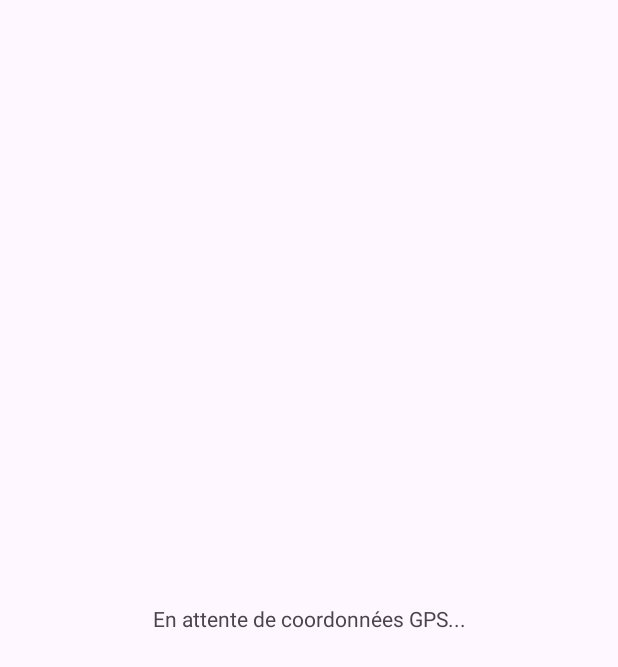
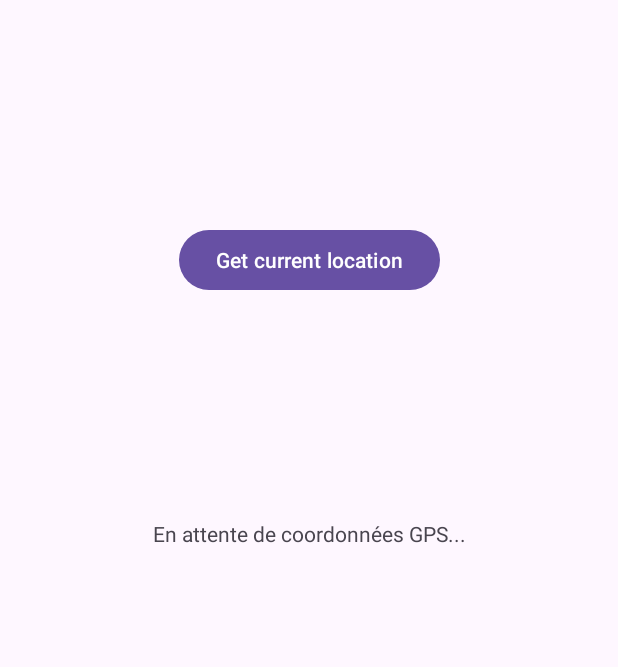
Before and after one commit to goulgoul/projet_android_studio, an Android app: the screen it shows after launch (MainActivity), on a phone screen of 412 x 824 dp. Shown: the top 667 px of the screen. Run offline under Robolectric (Android 15) with nearby library versions, the phone set to English and light mode, and no system bars.

Commit message:
coordonnées GPS ajoutées

```diff
--- a/app/build.gradle.kts
+++ b/app/build.gradle.kts
@@ -44,4 +44,7 @@ dependencies {
     testImplementation("junit:junit:4.13.2")
     androidTestImplementation("androidx.test.ext:junit:1.1.5")
     androidTestImplementation("androidx.test.espresso:espresso-core:3.5.1")
+
+    //FusedLocationProvider
+    implementation("com.google.android.gms:play-services-location:21.0.1")
 }
--- a/app/src/main/java/com/example/gzlgln/MainActivity.kt
+++ b/app/src/main/java/com/example/gzlgln/MainActivity.kt
@@ -1,11 +1,54 @@
 package com.example.gzlgln
 
+import android.content.pm.PackageManager
+import android.os.Bundle
+import android.widget.Button
+import android.widget.TextView
 import androidx.appcompat.app.AppCompatActivity
-import android.os.Bundle
+import androidx.core.app.ActivityCompat
+import com.google.android.gms.location.FusedLocationProviderClient
+import com.google.android.gms.location.LocationServices
 
-class MainActivity : AppCompatActivity() {
-    override fun onCreate(savedInstanceState: Bundle?) {
+
+class MainActivity : AppCompatActivity()
+{
+    private lateinit var fused_location_provider_client: FusedLocationProviderClient
+    private lateinit var location_text_view: TextView
+
+    override fun onCreate(savedInstanceState: Bundle?)
+    {
         super.onCreate(savedInstanceState)
         setContentView(R.layout.activity_main)
+
+        fused_location_provider_client = LocationServices.getFusedLocationProviderClient(this)
+        location_text_view = findViewById(R.id.tvLocation)
+
+        val boutonGPS = findViewById<Button>(R.id.getLocationButton)
+        boutonGPS.setOnClickListener {
+            get_location()
+        }
     }
+
+    private fun get_location()
+    { // CHECK LOCATION PERMISSION
+        if (ActivityCompat.checkSelfPermission(this, android.Manifest.permission.ACCESS_FINE_LOCATION) != PackageManager.PERMISSION_GRANTED
+            && ActivityCompat.checkSelfPermission(this, android.Manifest.permission.ACCESS_FINE_LOCATION) != PackageManager.PERMISSION_GRANTED)
+        {
+            ActivityCompat.requestPermissions(this,
+                arrayOf(android.Manifest.permission.ACCESS_FINE_LOCATION),
+                100)
+            return
+        }
+
+        //  GET AND DISPLAY LOCATION
+        val location = fused_location_provider_client.lastLocation
+        location.addOnSuccessListener {
+            if (it != null)
+            {
+                val textGPS = "Latitude : " + it.latitude.toString() + ", longitude : " + it.longitude.toString()
+                location_text_view.text = textGPS
+            }
+        }
+    }
+
 }
--- a/app/src/main/res/layout/activity_main.xml
+++ b/app/src/main/res/layout/activity_main.xml
@@ -7,13 +7,24 @@
     tools:context=".MainActivity">
 
     <TextView
-        android:id="@+id/GPS"
+        android:id="@+id/tvLocation"
         android:layout_width="wrap_content"
         android:layout_height="wrap_content"
         android:text="En attente de coordonnées GPS..."
         app:layout_constraintBottom_toBottomOf="parent"
         app:layout_constraintEnd_toEndOf="parent"
         app:layout_constraintStart_toStartOf="parent"
+        app:layout_constraintTop_toTopOf="parent"
+        app:layout_constraintVertical_bias="0.43" />
+
+    <Button
+        android:id="@+id/getLocationButton"
+        android:layout_width="174dp"
+        android:layout_height="wrap_content"
+        android:onClick="get_gps_coordinates"
+        android:text="Get current location"
+        app:layout_constraintBottom_toTopOf="@+id/tvLocation"
+        app:layout_constraintEnd_toEndOf="parent"
+        app:layout_constraintStart_toStartOf="parent"
         app:layout_constraintTop_toTopOf="parent" />
-
 </androidx.constraintlayout.widget.ConstraintLayout>
```
Also changed, not shown: app/src/main/AndroidManifest.xml (+6 -1 lines).
